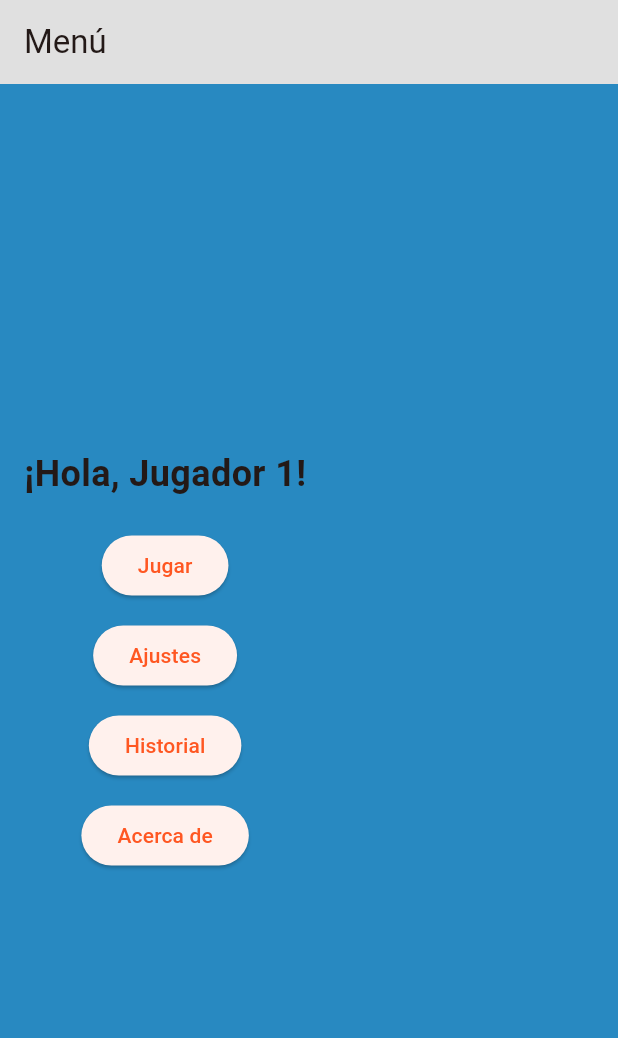
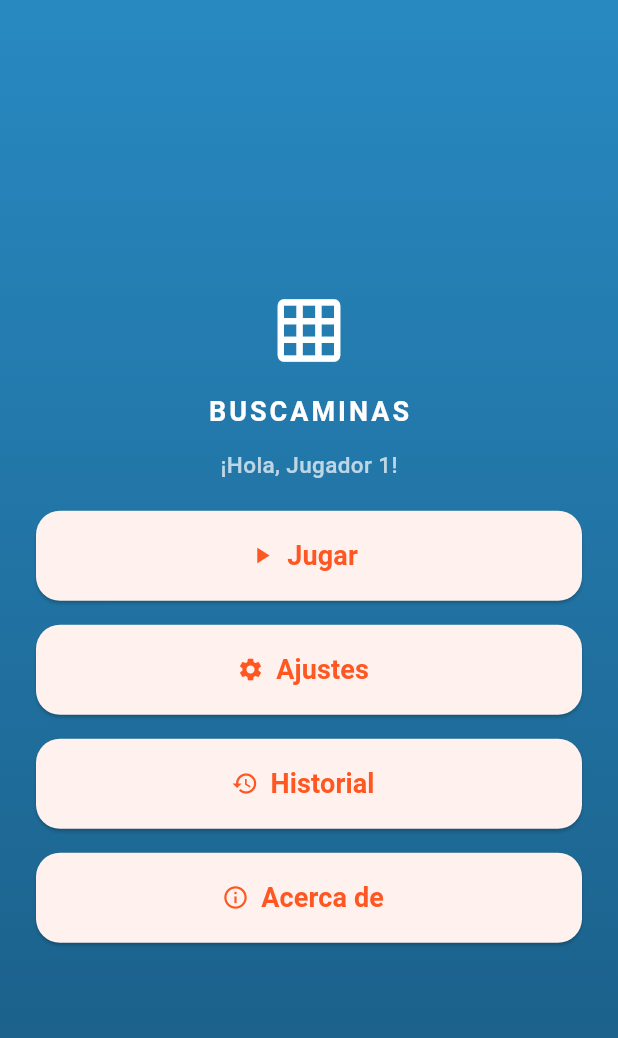
Before and after one commit to DavidMarvel-2409/3479A321_2021479302, a Flutter app: the screen it shows after launch, on a phone screen of 412 x 824 dp. Shown: the top 1038 px of the screen. Run offline on Flutter 3.47's test engine with Material 3 defaults, Android fonts, the phone set to English and light mode, and no system bars; our stand-ins replace logger, shared_preferences.

Commit message:
Rediseña interfaz del menú principal

```diff
--- a/lib/ui/screens/menu_screen.dart
+++ b/lib/ui/screens/menu_screen.dart
@@ -1,49 +1,139 @@
 import 'package:flutter/material.dart';
 import 'package:provider/provider.dart';
+
 import '../../viewmodels/settings_view_model.dart';
 
 class MenuScreen extends StatelessWidget {
   const MenuScreen({Key? key}) : super(key: key);
 
+  Widget _menuButton({
+    required BuildContext context,
+    required String text,
+    required IconData icon,
+    required VoidCallback onPressed,
+  }) {
+    return SizedBox(
+      width: double.infinity,
+      height: 60,
+
+      child: ElevatedButton.icon(
+        onPressed: onPressed,
+
+        icon: Icon(icon),
+
+        label: Text(
+          text,
+          style: const TextStyle(fontSize: 18, fontWeight: FontWeight.bold),
+        ),
+
+        style: ElevatedButton.styleFrom(
+          shape: RoundedRectangleBorder(
+            borderRadius: BorderRadius.circular(16),
+          ),
+        ),
+      ),
+    );
+  }
+
   @override
   Widget build(BuildContext context) {
     final settingsVM = context.watch<SettingsViewModel>();
+
     return Scaffold(
-      appBar: AppBar(title: const Text('Menú')),
-      body: Padding(
-        padding: const EdgeInsets.all(16.0),
+      body: Container(
+        width: double.infinity,
+
+        decoration: const BoxDecoration(
+          gradient: LinearGradient(
+            colors: [
+              Color.fromARGB(255, 40, 137, 193),
+              Color.fromARGB(255, 25, 90, 130),
+            ],
+
+            begin: Alignment.topCenter,
+            end: Alignment.bottomCenter,
+          ),
+        ),
+
+        child: SafeArea(
+          child: Padding(
+            padding: const EdgeInsets.all(24.0),
+
             child: Column(
               mainAxisAlignment: MainAxisAlignment.center,
+
               children: [
+                const Icon(Icons.grid_on, size: 50, color: Colors.white),
+
+                const SizedBox(height: 16),
+
+                const Text(
+                  'BUSCAMINAS',
+                  style: TextStyle(
+                    fontSize: 18,
+                    fontWeight: FontWeight.bold,
+                    color: Colors.white,
+                    letterSpacing: 2,
+                  ),
+                ),
+
+                const SizedBox(height: 12),
+
                 Text(
-              '¡Hola, ${settingsVM.usermane}!',
-              style: const TextStyle(fontSize: 24, fontWeight: FontWeight.bold),
+                  '¡Hola, ${settingsVM.username}!',
+                  style: const TextStyle(fontSize: 15, color: Colors.white70),
                 ),
+
                 const SizedBox(height: 20),
-            ElevatedButton(
-              onPressed: () => Navigator.pushNamed(
-                context,
-                '/game',
-                // arguments: {'difficulty': 'Facil', 'gridSize': 8},
+
+                _menuButton(
+                  context: context,
+                  text: 'Jugar',
+                  icon: Icons.play_arrow,
+
+                  onPressed: () {
+                    Navigator.pushNamed(context, '/game');
+                  },
                 ),
-              child: const Text('Jugar'),
+
+                const SizedBox(height: 16),
+
+                _menuButton(
+                  context: context,
+                  text: 'Ajustes',
+                  icon: Icons.settings,
+
+                  onPressed: () {
+                    Navigator.pushNamed(context, '/settings');
+                  },
                 ),
-            const SizedBox(height: 12),
-            ElevatedButton(
-              onPressed: () => Navigator.pushNamed(context, '/settings'),
-              child: const Text('Ajustes'),
+
+                const SizedBox(height: 16),
+
+                _menuButton(
+                  context: context,
+                  text: 'Historial',
+                  icon: Icons.history,
+
+                  onPressed: () {
+                    Navigator.pushNamed(context, '/history');
+                  },
                 ),
-            const SizedBox(height: 12),
-            ElevatedButton(
-              onPressed: () => Navigator.pushNamed(context, '/history'),
-              child: const Text('Historial'),
-            ),
-            const SizedBox(height: 12),
-            ElevatedButton(
-              onPressed: () => Navigator.pushNamed(context, '/about'),
-              child: const Text('Acerca de'),
+
+                const SizedBox(height: 16),
+
+                _menuButton(
+                  context: context,
+                  text: 'Acerca de',
+                  icon: Icons.info_outline,
+
+                  onPressed: () {
+                    Navigator.pushNamed(context, '/about');
+                  },
                 ),
               ],
+            ),
+          ),
         ),
       ),
     );
--- a/lib/viewmodels/settings_view_model.dart
+++ b/lib/viewmodels/settings_view_model.dart
@@ -5,7 +5,7 @@ class SettingsViewModel extends ChangeNotifier {
   String _username = '';
   String _difficulty = 'Fácil';
 
-  String get usermane => _username;
+  String get username => _username;
   String get difficulty => _difficulty;
 
   int get gridSize {
```
Lines whose indentation alone changed are shown as unchanged.
